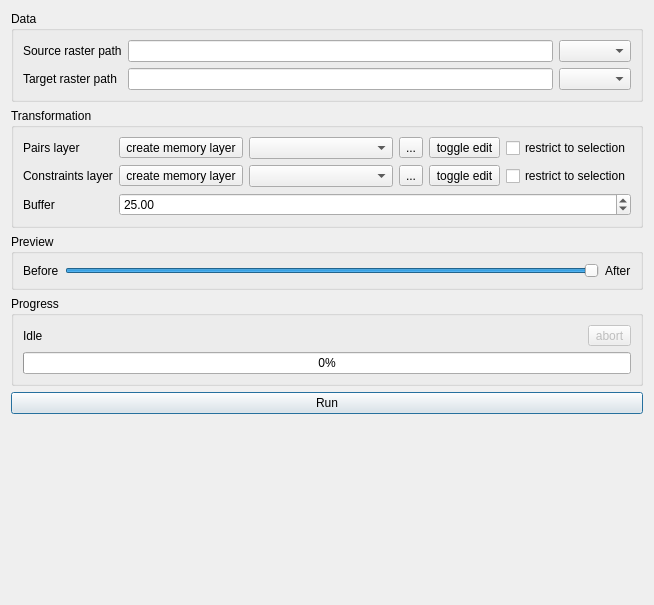
olivierdalang/RasterBender, file ui_main.ui: the form before one commit.
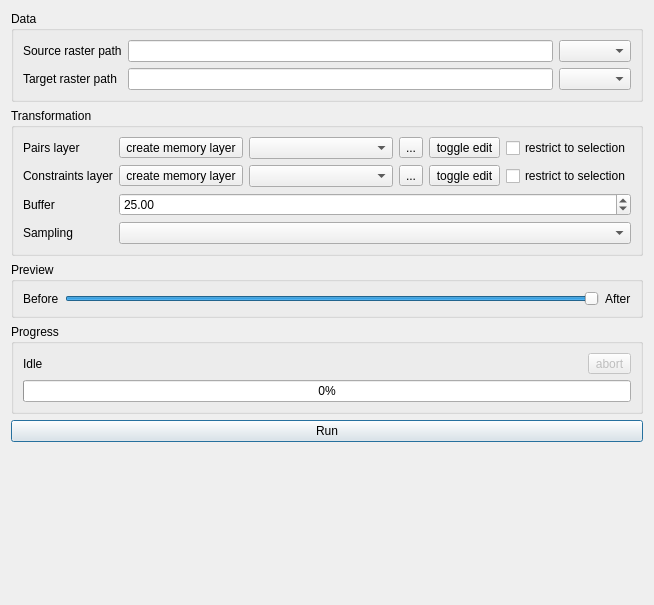
The form after the commit. Icons and pictures are not drawn.

Commit message: allow to choose sampling method and a bit of cleaning

```diff
--- a/ui_main.ui
+++ b/ui_main.ui
@@ -281,6 +281,16 @@
         </property>
        </widget>
       </item>
+      <item row="3" column="0">
+       <widget class="QLabel" name="label_4">
+        <property name="text">
+         <string>Sampling</string>
+        </property>
+       </widget>
+      </item>
+      <item row="3" column="1">
+       <widget class="QComboBox" name="samplingComboBox"/>
+      </item>
      </layout>
     </widget>
    </item>
```
The commit also changes 2 other files.
